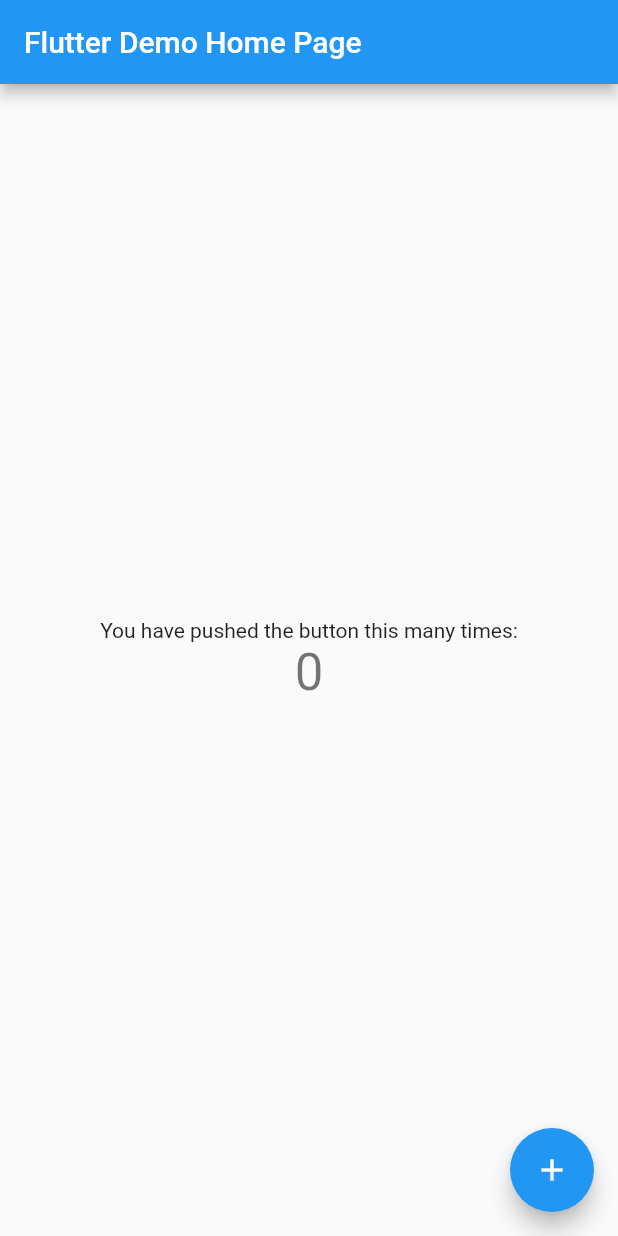
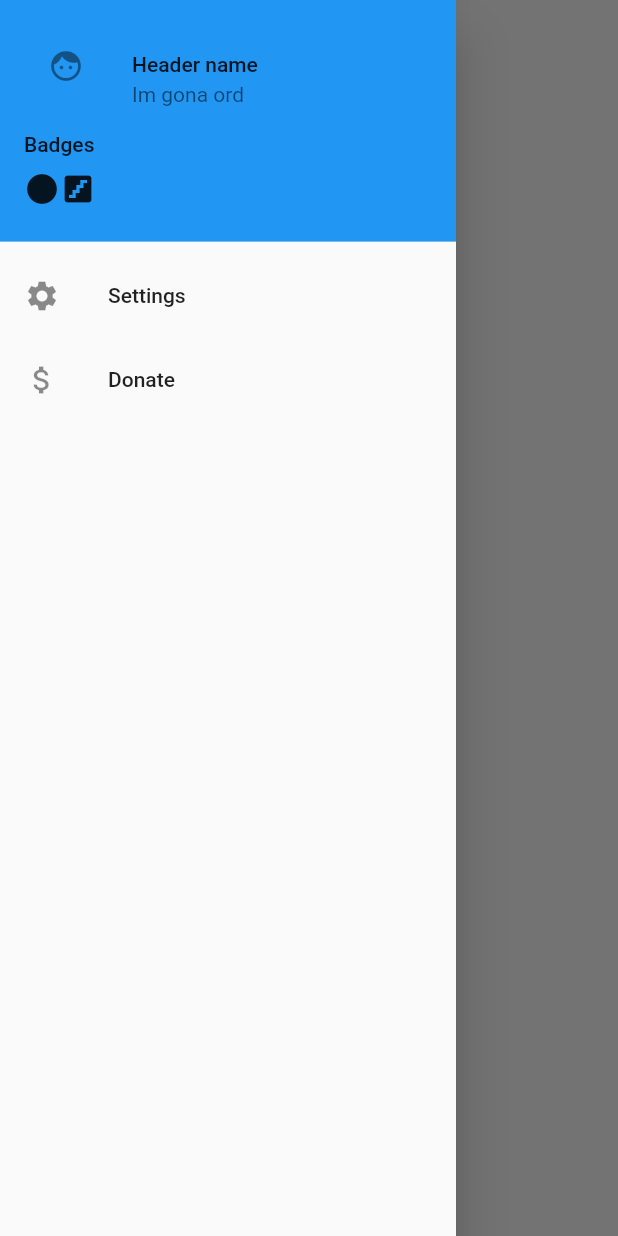
Before and after one commit to ohy99/ORDCounter, a Flutter app: the screen it shows after launch, with the side drawer open (before the commit the screen has no drawer), on a phone screen of 412 x 824 dp. Run offline on Flutter 3.47's test engine with Material 2 defaults, Android fonts, the phone set to English and light mode, and no system bars; drawn by our look-alikes of dots_indicator.

Commit message:
main page

```diff
--- /dev/null
+++ b/ord_counter_app/lib/achievementpage.dart
@@ -0,0 +1,53 @@
+import 'package:flutter/material.dart';
+import 'mybgscroller.dart';
+
+class AchievementPage extends StatefulWidget {
+  AchievementPage({Key key, this.title}) : super(key: key);
+
+  // This widget is the home page of your application. It is stateful, meaning
+  // that it has a State object (defined below) that contains fields that affect
+  // how it looks.
+
+  // This class is the configuration for the state. It holds the values (in this
+  // case the title) provided by the parent (in this case the App widget) and
+  // used by the build method of the State. Fields in a Widget subclass are
+  // always marked "final".
+
+  final String title;
+
+  @override
+  AchievementPageState createState() => AchievementPageState();
+}
+
+class AchievementPageState extends State<AchievementPage>{
+
+
+  @override
+  Widget build(BuildContext context)
+  {
+    return Stack(
+
+      children: [
+        // Container(
+        //   height: MediaQuery. of(context). size. height,
+        //     child: ClipRect(
+
+        //       child : bgScroller.getPage(context, 1)
+        //     ),
+
+        // ),
+        Center(
+          child: Column(
+            mainAxisAlignment: MainAxisAlignment.center,
+            children: <Widget>[
+              Text(
+                'xx Days to ORD',
+              ),
+
+            ],
+          ),
+        )
+      ],
+    );
+  }
+}
--- a/ord_counter_app/lib/main.dart
+++ b/ord_counter_app/lib/main.dart
@@ -1,4 +1,9 @@
 import 'package:flutter/material.dart';
+//import 'package:image/image.dart';
+import 'dart:io';
+import 'dart:async';
+
+import 'mainpageview.dart';
 
 void main() {
   runApp(MyApp());
@@ -9,7 +14,7 @@
   @override
   Widget build(BuildContext context) {
     return MaterialApp(
-      title: 'Flutter Demo',
+      title: 'ORD Counter',
       theme: ThemeData(
         // This is the theme of your application.
         //
@@ -20,15 +25,15 @@
         // or simply save your changes to "hot reload" in a Flutter IDE).
         // Notice that the counter didn't reset back to zero; the application
         // is not restarted.
-        primarySwatch: Colors.blue,
+        primarySwatch: Colors.green,
       ),
-      home: MyHomePage(title: 'Flutter Demo Home Page'),
+      home: SplashPage(title: 'ORD Counter'),
     );
   }
 }
 
-class MyHomePage extends StatefulWidget {
-  MyHomePage({Key key, this.title}) : super(key: key);
+class SplashPage extends StatefulWidget {
+  SplashPage({Key key, this.title}) : super(key: key);
 
   // This widget is the home page of your application. It is stateful, meaning
   // that it has a State object (defined below) that contains fields that affect
@@ -42,72 +47,29 @@
   final String title;
 
   @override
-  _MyHomePageState createState() => _MyHomePageState();
+  SplashPageState createState() => SplashPageState();
 }
 
-class _MyHomePageState extends State<MyHomePage> {
-  int _counter = 0;
+class SplashPageState extends State<SplashPage> {
 
-  void _incrementCounter() {
-    setState(() {
-      // This call to setState tells the Flutter framework that something has
-      // changed in this State, which causes it to rerun the build method below
-      // so that the display can reflect the updated values. If we changed
-      // _counter without calling setState(), then the build method would not be
-      // called again, and so nothing would appear to happen.
-      _counter++;
+  //var gif;
+
+  @override
+  void initState() {
+    super.initState();
+
+    //gif = decodeAnimation(File('assets/images/cute.gif').readAsBytesSync());
+    Timer(Duration(seconds: 2), () {
+      Navigator.pushReplacement(context , MaterialPageRoute(builder: (BuildContext context) => MainPageView()));
     });
   }
 
   @override
   Widget build(BuildContext context) {
-    // This method is rerun every time setState is called, for instance as done
-    // by the _incrementCounter method above.
-    //
-    // The Flutter framework has been optimized to make rerunning build methods
-    // fast, so that you can just rebuild anything that needs updating rather
-    // than having to individually change instances of widgets.
     return Scaffold(
-      appBar: AppBar(
-        // Here we take the value from the MyHomePage object that was created by
-        // the App.build method, and use it to set our appbar title.
-        title: Text(widget.title),
+      body: Center(
+        //child: Image.asset('assets/images/cute.gif'),
       ),
-      body: Center(
-        // Center is a layout widget. It takes a single child and positions it
-        // in the middle of the parent.
-        child: Column(
-          // Column is also a layout widget. It takes a list of children and
-          // arranges them vertically. By default, it sizes itself to fit its
-          // children horizontally, and tries to be as tall as its parent.
-          //
-          // Invoke "debug painting" (press "p" in the console, choose the
-          // "Toggle Debug Paint" action from the Flutter Inspector in Android
-          // Studio, or the "Toggle Debug Paint" command in Visual Studio Code)
-          // to see the wireframe for each widget.
-          //
-          // Column has various properties to control how it sizes itself and
-          // how it positions its children. Here we use mainAxisAlignment to
-          // center the children vertically; the main axis here is the vertical
-          // axis because Columns are vertical (the cross axis would be
-          // horizontal).
-          mainAxisAlignment: MainAxisAlignment.center,
-          children: <Widget>[
-            Text(
-              'You have pushed the button this many times:',
-            ),
-            Text(
-              '$_counter',
-              style: Theme.of(context).textTheme.headline4,
-            ),
-          ],
-        ),
-      ),
-      floatingActionButton: FloatingActionButton(
-        onPressed: _incrementCounter,
-        tooltip: 'Increment',
-        child: Icon(Icons.add),
-      ), // This trailing comma makes auto-formatting nicer for build methods.
     );
   }
 }
--- /dev/null
+++ b/ord_counter_app/lib/mainpageview.dart
@@ -0,0 +1,185 @@
+import 'package:flutter/material.dart';
+
+import 'homepage.dart';
+import 'package:dots_indicator/dots_indicator.dart';
+import 'achievementpage.dart';
+import 'mybgscroller.dart';
+import 'shoppage.dart';
+
+class MainPageView extends StatefulWidget {
+  MainPageView({Key key, this.title}) : super(key: key);
+
+  // This widget is the home page of your application. It is stateful, meaning
+  // that it has a State object (defined below) that contains fields that affect
+  // how it looks.
+
+  // This class is the configuration for the state. It holds the values (in this
+  // case the title) provided by the parent (in this case the App widget) and
+  // used by the build method of the State. Fields in a Widget subclass are
+  // always marked "final".
+
+  final String title;
+
+  @override
+  MainPageViewState createState() => MainPageViewState();
+}
+
+
+class MainPageViewState extends State<MainPageView> {
+
+  final PageController controller = PageController(initialPage: 1);
+  List<Widget> pageList = [
+
+              HomePage(),
+              //HomePage(),
+              AchievementPage(),
+              ShopPage(),
+            ];
+  double _currentPosition = 0.0;
+  double _validPosition(double position) {
+    if (position >= pageList.length) return 0;
+    if (position < 0) return pageList.length - 1.0;
+    return position;
+  }
+  Widget _buildRow(List<Widget> widgets) {
+    return Padding(
+      padding: const EdgeInsets.only(bottom: 20.0),
+      child: Row(
+        mainAxisAlignment: MainAxisAlignment.spaceAround,
+        children: widgets,
+      ),
+    );
+  }
+  void _updatePosition(double position) {
+    setState(() => _currentPosition = _validPosition(position));
+  }
+
+  var scaffoldKey = GlobalKey<ScaffoldState>();
+  DotsDecorator decorator = DotsDecorator(
+        size: const Size.square(9.0),
+        activeSize: const Size(18.0, 9.0),
+        activeShape: RoundedRectangleBorder(
+          side: BorderSide.none,
+          borderRadius: BorderRadius.circular(5.0),
+          ),
+      );
+
+
+  @override
+  void initState() {
+    super.initState();
+
+    //bgScroller.bgImageString = "assets/images/testbg.jpg";
+    //bgScroller.numOfPage = pageList.length;
+
+    _updatePosition(controller.initialPage.toDouble());
+
+  }
+
+  @override
+  Widget build(BuildContext context) {
+
+
+    return Scaffold(
+      key: scaffoldKey,
+      body: Stack(
+        children: [
+
+          PageView(
+            scrollDirection: Axis.horizontal,
+            controller: controller,
+            children: pageList,
+            onPageChanged: (int p) { _updatePosition(p.toDouble()); },
+          ),
+          Positioned(
+              left: 10,
+              top: 20,
+              child: IconButton(
+                icon: Icon(Icons.menu),
+                onPressed: () => scaffoldKey.currentState.openDrawer(),
+              ),
+            ),
+          Align(
+            alignment: Alignment.bottomCenter,
+            child: Container(
+              margin: EdgeInsets.only(bottom: 80),
+              child: _buildRow([
+                DotsIndicator(
+                  dotsCount: pageList.length,
+                  position: _currentPosition,
+                  decorator: decorator,
+                ),
+              ]),
+            ),
+
+          ),
+
+        ],
+      ),
+      drawer: Drawer(
+        child: ListView(
+          // Important: Remove any padding from the ListView.
+          padding: EdgeInsets.zero,
+          children: <Widget>[
+            DrawerHeader(
+              child: Column(
+                crossAxisAlignment: CrossAxisAlignment.start,
+                children: [
+                ListTile(
+                  leading: Icon(Icons.face),
+                  title: Text('Header name'),
+                  subtitle: Text('Im gona ord'),
+                  onTap: () {
+                    // Update the state of the app
+                    // ...
+                    // Then close the drawer
+                    Navigator.pop(context);
+                  },
+                ),
+                Text(
+                  'Badges',
+                  textAlign: TextAlign.left,
+                ),
+                Padding(
+                  padding: EdgeInsets.only(top:10),
+                  child: Row(
+                    children: [
+                      Icon(Icons.circle),
+                      Icon(Icons.stairs)
+                    ],
+                  ),
+                ),
+
+                ],
+              ),
+
+              decoration: BoxDecoration(
+                color: Colors.blue,
+              ),
+            ),
+            ListTile(
+              leading: Icon(Icons.settings),
+              title: Text('Settings'),
+              onTap: () {
+                // Update the state of the app
+                // ...
+                // Then close the drawer
+                Navigator.pop(context);
+              },
+            ),
+            ListTile(
+              leading: Icon(Icons.attach_money),
+              title: Text('Donate'),
+              onTap: () {
+                // Update the state of the app
+                // ...
+                // Then close the drawer
+                Navigator.pop(context);
+              },
+            ),
+          ],
+        ),
+      ),
+    );
+  }
+}
```
Also changed, not shown: ord_counter_app/lib/homepage.dart (added, +60 -0 lines), ord_counter_app/lib/mybgscroller.dart (added, +38 -0 lines), ord_counter_app/lib/shoppage.dart (added, +51 -0 lines), ord_counter_app/lib/temp.dart (added, +108 -0 lines), ord_counter_app/pubspec.yaml (+7 -2 lines), ord_counter_app/assets/images/cutegif.gif (added), ord_counter_app/assets/images/halfheart.png (added), ord_counter_app/assets/images/happyman.png (added), ord_counter_app/assets/images/jp.jpg (added), ord_counter_app/assets/images/orangehuman.png (added), ord_counter_app/assets/images/testbg.jpg (added), 1 other file.
